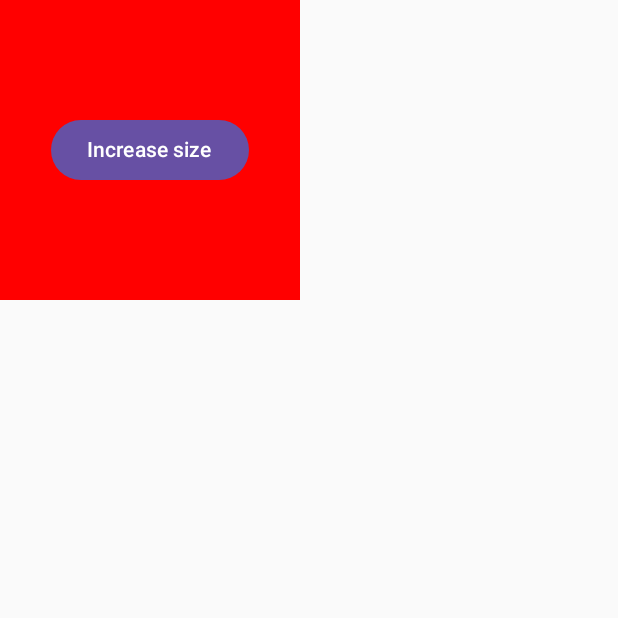
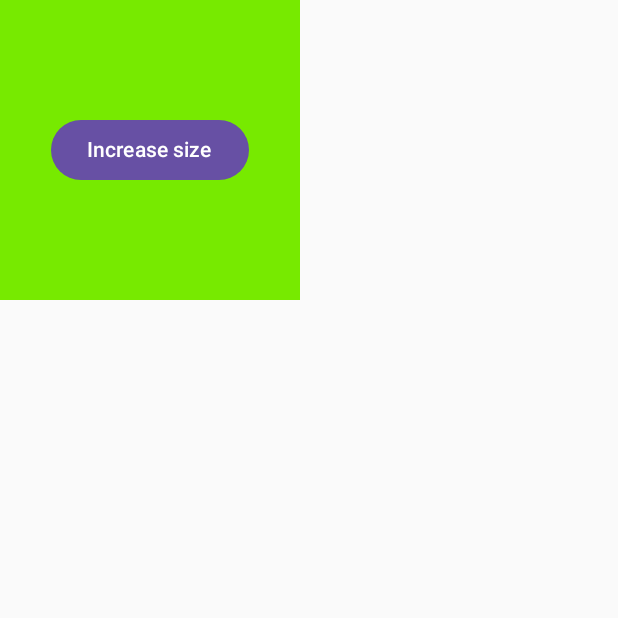
Before and after one commit to bartekkleczar/naukaKotlinAndroidYT, an Android app built with Jetpack Compose: the screen it shows after launch (MainActivity), on a phone screen of 412 x 824 dp, the top half of it. Run offline under Robolectric (Android 15) with nearby library versions, the phone set to English and light mode, and no system bars.

Commit message:
animacja z infinieTransition dla koloru +  tween()

```diff
--- a/app/src/main/java/pl/klenczi/jcomposeanimations/MainActivity.kt
+++ b/app/src/main/java/pl/klenczi/jcomposeanimations/MainActivity.kt
@@ -3,12 +3,16 @@ package pl.klenczi.jcomposeanimations
 import android.os.Bundle
 import androidx.activity.ComponentActivity
 import androidx.activity.compose.setContent
+import androidx.compose.animation.animateColor
 import androidx.compose.animation.core.FastOutLinearInEasing
 import androidx.compose.animation.core.LinearEasing
 import androidx.compose.animation.core.LinearOutSlowInEasing
+import androidx.compose.animation.core.RepeatMode
 import androidx.compose.animation.core.Spring
 import androidx.compose.animation.core.animateDpAsState
+import androidx.compose.animation.core.infiniteRepeatable
 import androidx.compose.animation.core.keyframes
+import androidx.compose.animation.core.rememberInfiniteTransition
 import androidx.compose.animation.core.spring
 import androidx.compose.animation.core.tween
 import androidx.compose.foundation.background
@@ -30,16 +34,25 @@ class MainActivity : ComponentActivity() {
             var sizeState by remember{ mutableStateOf(200.dp) }
             val size by animateDpAsState(
                 targetValue = sizeState,
-                keyframes {
-                    durationMillis = 5000
-                    sizeState at 0 with LinearEasing
-                    sizeState *1.5f at 1000 with FastOutLinearInEasing
-                    sizeState * 2f at 5000
-                }
+                tween(
+                    durationMillis = 1000
+                )
+            )
+            val infiniteTransition = rememberInfiniteTransition()
+            val color by infiniteTransition.animateColor(
+                initialValue = Color.Red,
+                targetValue = Color.Green,
+                animationSpec = infiniteRepeatable(
+                    tween(
+                        durationMillis = 2000
+                    ),
+                        repeatMode = RepeatMode.Reverse
+
+                )
             )
             Box(modifier = Modifier
                 .size(size)
-                .background(Color.Red),
+                .background(color),
                 contentAlignment = Alignment.Center
             )
             {
```
